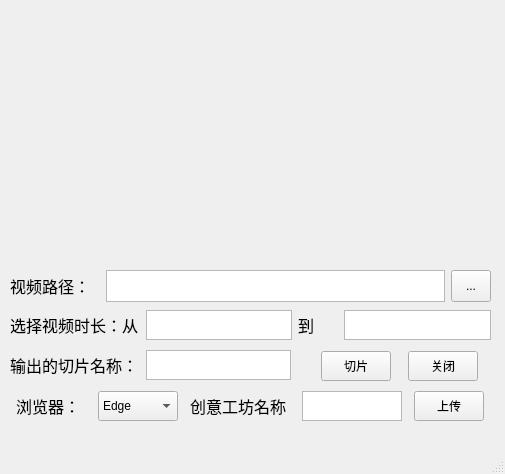
First picture: the form in untitled_mainwindow.ui, repository mr-quinn33/VideoClip, before the edit.
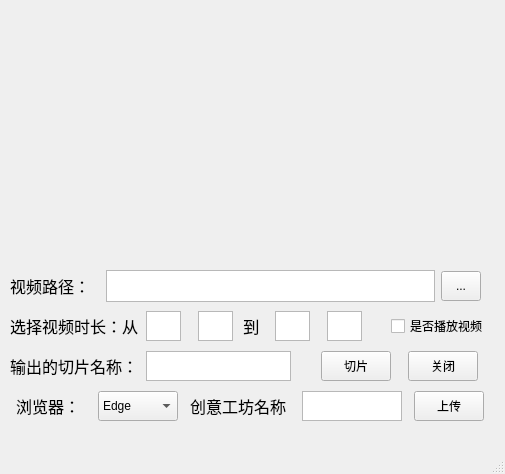
Second picture: the form after the edit.

The edit to the form file:
```diff
--- a/untitled_mainwindow.ui
+++ b/untitled_mainwindow.ui
@@ -47,7 +47,7 @@
      <rect>
       <x>10</x>
       <y>270</y>
-      <width>481</width>
+      <width>471</width>
       <height>32</height>
      </rect>
     </property>
@@ -111,6 +111,12 @@
          <height>30</height>
         </size>
        </property>
+       <property name="maximumSize">
+        <size>
+         <width>16777215</width>
+         <height>30</height>
+        </size>
+       </property>
        <property name="text">
         <string>...</string>
        </property>
@@ -187,7 +193,7 @@
       <x>10</x>
       <y>310</y>
       <width>481</width>
-      <height>31</height>
+      <height>32</height>
      </rect>
     </property>
     <layout class="QHBoxLayout" name="horizontalLayout_3">
@@ -207,7 +213,7 @@
        </property>
        <property name="maximumSize">
         <size>
-         <width>16777215</width>
+         <width>130</width>
          <height>30</height>
         </size>
        </property>
@@ -223,9 +229,61 @@
      </item>
      <item>
       <widget class="QTextEdit" name="time_start">
+       <property name="minimumSize">
+        <size>
+         <width>35</width>
+         <height>0</height>
+        </size>
+       </property>
        <property name="maximumSize">
         <size>
-         <width>16777215</width>
+         <width>35</width>
+         <height>30</height>
+        </size>
+       </property>
+      </widget>
+     </item>
+     <item>
+      <widget class="QLabel" name="label_11">
+       <property name="sizePolicy">
+        <sizepolicy hsizetype="Preferred" vsizetype="Preferred">
+         <horstretch>0</horstretch>
+         <verstretch>0</verstretch>
+        </sizepolicy>
+       </property>
+       <property name="minimumSize">
+        <size>
+         <width>5</width>
+         <height>30</height>
+        </size>
+       </property>
+       <property name="maximumSize">
+        <size>
+         <width>5</width>
+         <height>30</height>
+        </size>
+       </property>
+       <property name="font">
+        <font>
+         <pointsize>12</pointsize>
+        </font>
+       </property>
+       <property name="text">
+        <string>：</string>
+       </property>
+      </widget>
+     </item>
+     <item>
+      <widget class="QTextEdit" name="time_start_2">
+       <property name="minimumSize">
+        <size>
+         <width>35</width>
+         <height>0</height>
+        </size>
+       </property>
+       <property name="maximumSize">
+        <size>
+         <width>35</width>
          <height>30</height>
         </size>
        </property>
@@ -241,13 +299,13 @@
        </property>
        <property name="minimumSize">
         <size>
-         <width>40</width>
+         <width>30</width>
          <height>30</height>
         </size>
        </property>
        <property name="maximumSize">
         <size>
-         <width>40</width>
+         <width>30</width>
          <height>30</height>
         </size>
        </property>
@@ -257,20 +315,104 @@
         </font>
        </property>
        <property name="text">
-        <string>到</string>
+        <string> 到</string>
        </property>
       </widget>
      </item>
      <item>
       <widget class="QTextEdit" name="time_finish">
+       <property name="minimumSize">
+        <size>
+         <width>35</width>
+         <height>0</height>
+        </size>
+       </property>
        <property name="maximumSize">
         <size>
-         <width>16777215</width>
+         <width>35</width>
          <height>30</height>
         </size>
        </property>
       </widget>
      </item>
+     <item>
+      <widget class="QLabel" name="label_12">
+       <property name="sizePolicy">
+        <sizepolicy hsizetype="Preferred" vsizetype="Preferred">
+         <horstretch>0</horstretch>
+         <verstretch>0</verstretch>
+        </sizepolicy>
+       </property>
+       <property name="minimumSize">
+        <size>
+         <width>5</width>
+         <height>30</height>
+        </size>
+       </property>
+       <property name="maximumSize">
+        <size>
+         <width>5</width>
+         <height>30</height>
+        </size>
+       </property>
+       <property name="font">
+        <font>
+         <pointsize>12</pointsize>
+        </font>
+       </property>
+       <property name="text">
+        <string>：</string>
+       </property>
+      </widget>
+     </item>
+     <item>
+      <widget class="QTextEdit" name="time_finish_2">
+       <property name="minimumSize">
+        <size>
+         <width>35</width>
+         <height>0</height>
+        </size>
+       </property>
+       <property name="maximumSize">
+        <size>
+         <width>35</width>
+         <height>30</height>
+        </size>
+       </property>
+      </widget>
+     </item>
+     <item>
+      <spacer name="horizontalSpacer">
+       <property name="orientation">
+        <enum>Qt::Horizontal</enum>
+       </property>
+       <property name="sizeHint" stdset="0">
+        <size>
+         <width>50</width>
+         <height>30</height>
+        </size>
+       </property>
+      </spacer>
+     </item>
+     <item>
+      <widget class="QCheckBox" name="checkBox">
+       <property name="minimumSize">
+        <size>
+         <width>100</width>
+         <height>30</height>
+        </size>
+       </property>
+       <property name="maximumSize">
+        <size>
+         <width>100</width>
+         <height>30</height>
+        </size>
+       </property>
+       <property name="text">
+        <string>是否播放视频</string>
+       </property>
+      </widget>
+     </item>
     </layout>
    </widget>
    <widget class="QWidget" name="layoutWidget">
@@ -279,7 +421,7 @@
       <x>10</x>
       <y>350</y>
       <width>281</width>
-      <height>31</height>
+      <height>32</height>
      </rect>
     </property>
     <layout class="QHBoxLayout" name="horizontalLayout_4">
@@ -331,7 +473,7 @@
      </item>
     </layout>
    </widget>
-   <widget class="QWidget" name="">
+   <widget class="QWidget" name="layoutWidget">
     <property name="geometry">
      <rect>
       <x>10</x>
```
